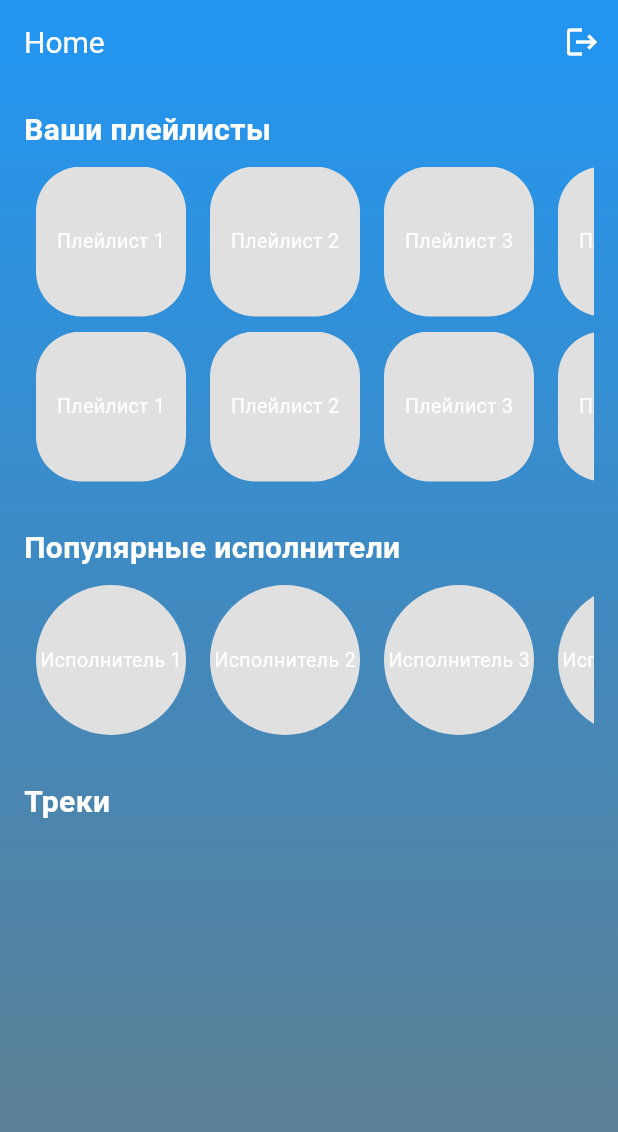
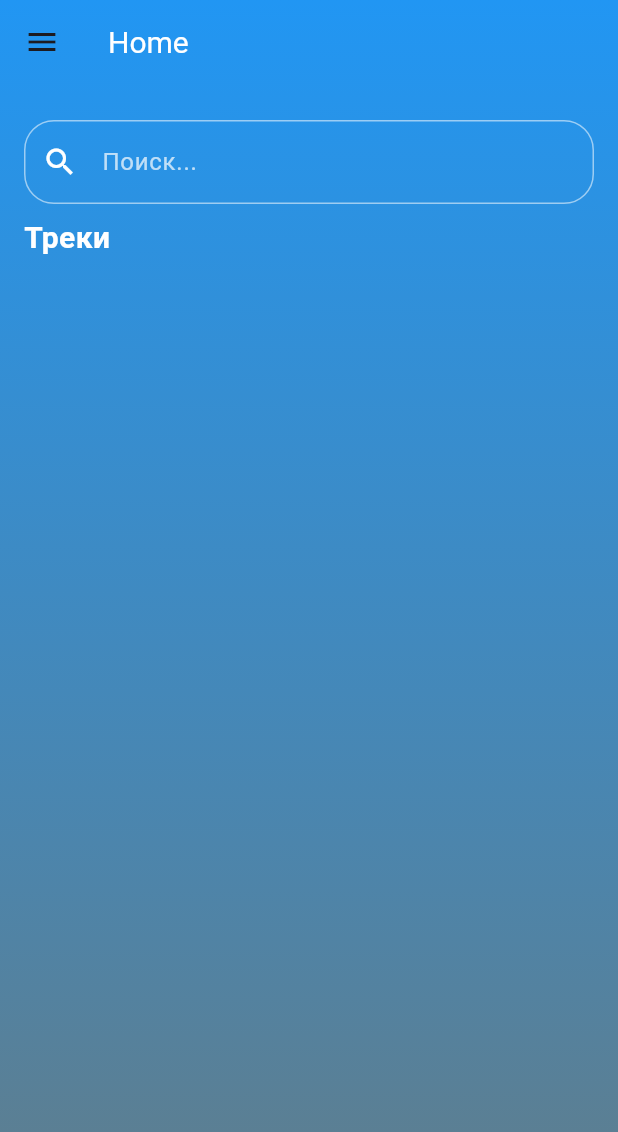
Before and after one commit to natarwey/flutterPlayer, a Flutter app: the HomePage screen opened by its route, on a phone screen of 412 x 824 dp. Shown: the top 1132 px of the screen. Run offline on Flutter 3.47's test engine with Material 3 defaults, Android fonts, the phone set to English and light mode, and no system bars; our stand-ins replace audioplayers, image_picker, shared_preferences, supabase_flutter; accounts and stored records are empty.

Commit message:
Search, authors, fix profil

```diff
--- a/lib/home.dart
+++ b/lib/home.dart
@@ -6,7 +6,7 @@ import 'package:flutter_application_1/database/storage/track_service.dart';
 import 'package:flutter_application_1/drawer.dart';
 import 'package:flutter_application_1/main.dart';
 import 'package:flutter_application_1/music/player.dart';
-import 'package:shared_preferences/shared_preferences.dart';
+//import 'package:shared_preferences/shared_preferences.dart';
 //import 'package:flutter_application_1/profile.dart';
 import 'package:supabase_flutter/supabase_flutter.dart';
 
@@ -19,14 +19,17 @@ class HomePage extends StatefulWidget {
 
 class _HomePageState extends State<HomePage> {
   AuthService authService = AuthService();
-  //final TextEditingController _searchController = TextEditingController();
   final SupabaseClient supabase = Supabase.instance.client;
   final TrackService trackService = TrackService();
   List<Track> tracks = [];
+  List<Track> filteredTracks = [];
   Track? selectedTrack;
   Track? currentTrack;
   bool isLoading = true;
   String? errorMessage;
+  String searchQuery = '';
+  List<Map<String, dynamic>> authors = [];
+  int? selectedAuthorId;
 
 Future<void> _fetchTracks() async {
     try {
@@ -39,6 +42,7 @@ Future<void> _fetchTracks() async {
 
       setState(() {
         tracks = loadedTracks;
+        filteredTracks = List.from(loadedTracks);
         if (tracks.isNotEmpty) {
           currentTrack = tracks[0];
         }
@@ -58,6 +62,135 @@ Future<void> _fetchTracks() async {
   void initState() {
     super.initState();
     _fetchTracks();
+    _fetchAuthors();
+  }
+
+  Future<void> _fetchAuthors() async {
+    try {
+      final response = await supabase
+          .from('author')
+          .select('id, name, image_url');
+
+      setState(() {
+        authors = response;
+      });
+    } catch (e) {
+      print('Ошибка загрузки исполнителей: $e');
+    }
+  }
+
+  void _filterByAuthor(int? authorId) {
+    setState(() {
+      selectedAuthorId = authorId;
+      if (authorId == null) {
+        filteredTracks = List.from(tracks);
+      } else {
+        filteredTracks = tracks.where((track) => track.authorId == authorId).toList();
+      }
+    });
+  }
+
+  Widget _buildAuthorsList() {
+    if (authors.isEmpty) return SizedBox();
+
+    return Column(
+      crossAxisAlignment: CrossAxisAlignment.start,
+      children: [
+        Row(
+          children: [
+            Text(
+              'Исполнители',
+              style: TextStyle(fontSize: 20, fontWeight: FontWeight.bold),
+            ),
+            if (selectedAuthorId != null)
+              TextButton(
+                onPressed: () => _filterByAuthor(null),
+                child: Text(
+                  'Сбросить',
+                  style: TextStyle(color: Colors.white70),
+                ),
+              ),
+          ],
+        ),
+        SizedBox(height: 10),
+        SizedBox(
+          height: 100,
+          child: ListView.builder(
+            scrollDirection: Axis.horizontal,
+            itemCount: authors.length,
+            itemBuilder: (ctx, index) {
+              final author = authors[index];
+              return GestureDetector(
+                onTap: () => _filterByAuthor(author['id']),
+                child: Container(
+                  width: 80,
+                  margin: EdgeInsets.only(right: 10),
+                  child: Column(
+                    children: [
+                      Container(
+                        width: 70,
+                        height: 70,
+                        decoration: BoxDecoration(
+                          shape: BoxShape.circle,
+                          color: selectedAuthorId == author['id']
+                              ? Colors.blue
+                              : Colors.grey[300],
+                          image: author['image_url'] != null
+                              ? DecorationImage(
+                                  image: NetworkImage(author['image_url']),
+                                  fit: BoxFit.cover,
+                                )
+                              : null,
+                        ),
+                        child: author['image_url'] == null
+                            ? Icon(Icons.person, size: 40)
+                            : null,
+                      ),
+                      SizedBox(height: 5),
+                      Text(
+                        author['name'],
+                        style: TextStyle(
+                          fontSize: 12,
+                          color: selectedAuthorId == author['id']
+                              ? Colors.white
+                              : Colors.white,
+                        ),
+                        maxLines: 1,
+                        overflow: TextOverflow.ellipsis,
+                      ),
+                    ],
+                  ),
+                ),
+              );
+            },
+          ),
+        ),
+        SizedBox(height: 20),
+      ],
+    );
+  }
+
+  void _filterTracks(String query) {
+    setState(() {
+      searchQuery = query;
+      if (query.isEmpty) {
+        filteredTracks = selectedAuthorId == null
+            ? List.from(tracks)
+            : tracks.where((t) => t.authorId == selectedAuthorId).toList();
+      } else {
+        filteredTracks = tracks.where((track) {
+          final matchesSearch = track.name.toLowerCase().contains(query.toLowerCase());
+          final matchesAuthor = selectedAuthorId == null || track.authorId == selectedAuthorId;
+          return matchesSearch && matchesAuthor;
+        }).toList();
+      }
+    });
+  }
+
+  void resetSelectedTrack() {
+    setState(() {
+      selectedTrack = null;
+    });
   }
 
   @override
@@ -65,38 +198,9 @@ Future<void> _fetchTracks() async {
     return GradientBackground(
       child: Scaffold(
         backgroundColor: Colors.transparent,
+        drawer: DrawerPage(),
         appBar: AppBar(
-        automaticallyImplyLeading: false,
           title: Text("Home"),
-          //leading: IconButton(
-            // icon: Icon(Icons.person, color: Colors.white),
-            // onPressed: () {
-            //   Navigator.push(
-            //     context,
-            //     CupertinoPageRoute(
-            //       builder: (context) => ProfilePage(
-            //         userName: 'Рената',
-            //         userEmail: 'natarwey.basharova@yandex.ru',
-            //         userPhotoUrl: 'https://qklzkuvjpyvdvzzbiltm.supabase.co/storage/v1/object/public/storages//profil.webp',
-            //       ),
-            //     ),
-            //   );
-            // },
-          //),
-          actions: [
-            IconButton(
-              onPressed: () async {
-                await authService.logOut();
-                final prefs = await SharedPreferences.getInstance();
-                await prefs.setBool('isLoggedIn', false);
-                Navigator.popAndPushNamed(context, '/');
-              },
-              icon: Icon(
-                Icons.logout,
-                color: Colors.white,
-              ),
-              )
-          ]
         ),
 
         bottomNavigationBar: selectedTrack != null
@@ -128,30 +232,52 @@ Future<void> _fetchTracks() async {
                 ),
               )
             : null,
-        drawer: const DrawerPage(),
+
         body: SingleChildScrollView(
           child: Padding(
             padding: const EdgeInsets.all(16.0),
             child: Column(
               crossAxisAlignment: CrossAxisAlignment.start,
               children: [
+                Padding(
+                  padding: const EdgeInsets.symmetric(vertical: 8.0),
+                  child: TextField(
+                    cursorColor: Colors.white,
+                    decoration: InputDecoration(
+                      hintText: 'Поиск...',
+                      hintStyle: TextStyle(color: Colors.white70),
+                      prefixIcon: Icon(Icons.search, color: Colors.white),
+                      focusedBorder: OutlineInputBorder(
+                        borderRadius: BorderRadius.circular(20),
+                        borderSide: BorderSide(color: Colors.white),
+                      ),
+                      enabledBorder: OutlineInputBorder(
+                        borderRadius: BorderRadius.circular(20),
+                        borderSide: BorderSide(color: Colors.white54),
+                      ),
+                    ),
+                    style: TextStyle(color: Colors.white),
+                    onChanged: _filterTracks,
+                  ),
+                ),
                 // Раздел "Ваши плейлисты"
-                Text(
-                  'Ваши плейлисты',
-                  style: TextStyle(fontSize: 20, fontWeight: FontWeight.bold),
-                ),
-                SizedBox(height: 10),
-                _buildHorizontalScrollableImages(2, isCircle: false),
-                SizedBox(height: 20),
+                // Text(
+                //   'Ваши плейлисты',
+                //   style: TextStyle(fontSize: 20, fontWeight: FontWeight.bold),
+                // ),
+                // SizedBox(height: 10),
+                // _buildHorizontalScrollableImages(2, isCircle: false),
+                // SizedBox(height: 20),
 
                 // Раздел "Популярные исполнители"
-                Text(
-                  'Популярные исполнители',
-                  style: TextStyle(fontSize: 20, fontWeight: FontWeight.bold),
-                ),
-                SizedBox(height: 10),
-                _buildHorizontalScrollableImages(1, isCircle: true),
-                SizedBox(height: 20),
+                _buildAuthorsList(),
+                // Text(
+                //   'Популярные исполнители',
+                //   style: TextStyle(fontSize: 20, fontWeight: FontWeight.bold),
+                // ),
+                // SizedBox(height: 10),
+                // _buildHorizontalScrollableImages(1, isCircle: true),
+                // SizedBox(height: 20),
 
                 // Раздел "Треки"
                 Text(
@@ -209,12 +335,21 @@ Widget _buildTracksList() {
     if (isLoading) return const Center(child: CircularProgressIndicator());
     if (errorMessage != null) return Center(child: Text(errorMessage!));
 
+    if (searchQuery.isNotEmpty && filteredTracks.isEmpty) {
+    return Center(
+      child: Text(
+        'Ничего не найдено по запросу "$searchQuery"',
+        style: TextStyle(color: Colors.white),
+      ),
+    );
+  }
+
     return ListView.builder(
       shrinkWrap: true,
       physics: const NeverScrollableScrollPhysics(),
-      itemCount: tracks.length,
+      itemCount: filteredTracks.length,
       itemBuilder: (ctx, index) {
-        final track = tracks[index];
+        final track = filteredTracks[index];
         return ListTile(
           leading: track.imageUrl.isNotEmpty
               ? Image.network(track.imageUrl, width: 50, height: 50)
@@ -251,7 +386,7 @@ Future<void> _playTrack(Track track) async {
 
   if (mounted) {
       setState(() {
-        currentTrack = track; // Обновляем текущий трек
+        currentTrack = track;
       });
 
       Navigator.push(
@@ -262,6 +397,7 @@ Future<void> _playTrack(Track track) async {
             author: authorName,
             urlMusic: track.musicUrl,
             urlPhoto: track.imageUrl,
+            onBack: resetSelectedTrack,
           ),
         ),
       );
@@ -269,40 +405,40 @@ Future<void> _playTrack(Track track) async {
   }
 
   //Метод для создания прокручиваемых строк с изображениями
-  Widget _buildHorizontalScrollableImages(int numberOfRows, {bool isCircle = false, bool isTracks = false}) {
-    return Column(
-      children: List.generate(numberOfRows, (index) {
-        return Container(
-          height: 100,
-          margin: const EdgeInsets.only(bottom: 10),
-          child: ListView(
-            scrollDirection: Axis.horizontal,
-            children: List.generate(10, (index) {
-              return Container(
-                width: 100,
-                height: 100,
-                margin: const EdgeInsets.symmetric(horizontal: 8),
-                decoration: BoxDecoration(
-                  color: Colors.grey[300],
-                  borderRadius: isCircle
-                      ? BorderRadius.circular(100)
-                      : BorderRadius.circular(30),
-                ),
-                child: Center(
-                  child: Text(
-                    isCircle
-                      ? 'Исполнитель ${index + 1}'
-                      : isTracks
-                          ? 'Трек ${index + 1}'
-                          : 'Плейлист ${index + 1}',
-                    style: const TextStyle(fontSize: 13),
-                  ),
-                ),
-              );
-            }),
-          ),
-        );
-      }),
-    );
-  }
+  // Widget _buildHorizontalScrollableImages(int numberOfRows, {bool isCircle = false, bool isTracks = false}) {
+  //   return Column(
+  //     children: List.generate(numberOfRows, (index) {
+  //       return Container(
+  //         height: 100,
+  //         margin: const EdgeInsets.only(bottom: 10),
+  //         child: ListView(
+  //           scrollDirection: Axis.horizontal,
+  //           children: List.generate(10, (index) {
+  //             return Container(
+  //               width: 100,
+  //               height: 100,
+  //               margin: const EdgeInsets.symmetric(horizontal: 8),
+  //               decoration: BoxDecoration(
+  //                 color: Colors.grey[300],
+  //                 borderRadius: isCircle
+  //                     ? BorderRadius.circular(100)
+  //                     : BorderRadius.circular(30),
+  //               ),
+  //               child: Center(
+  //                 child: Text(
+  //                   isCircle
+  //                     ? 'Исполнитель ${index + 1}'
+  //                     : isTracks
+  //                         ? 'Трек ${index + 1}'
+  //                         : 'Плейлист ${index + 1}',
+  //                   style: const TextStyle(fontSize: 13),
+  //                 ),
+  //               ),
+  //             );
+  //           }),
+  //         ),
+  //       );
+  //     }),
+  //   );
+  // }
 }
```
Also changed, not shown: lib/drawer.dart (+12 -1 lines), lib/music/player.dart (+14 -2 lines).
